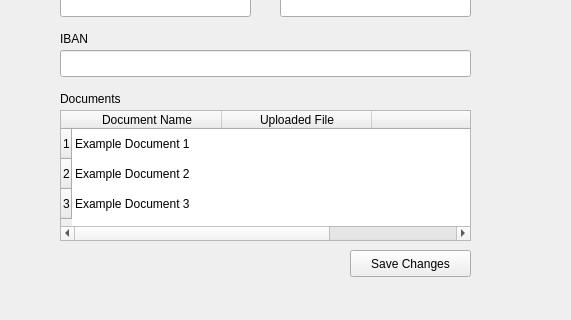
The window that ui/mainwindow.ui (Jumba/decentralized-mortgage-market) describes before a commit, drawn with Qt 5; both pictures show x 0 to 571 and y 380 to 700 of the 855 by 700 pixel window.
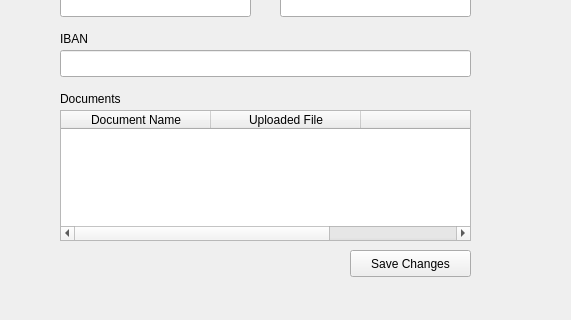
The same window after the commit.

Commit message: The profile page allows to add files to the view by pressing the browse button for a specific document

What changed in the file:
```diff
--- a/ui/mainwindow.ui
+++ b/ui/mainwindow.ui
@@ -471,21 +471,6 @@
       <attribute name="verticalHeaderStretchLastSection">
        <bool>false</bool>
       </attribute>
-      <row>
-       <property name="text">
-        <string>1</string>
-       </property>
-      </row>
-      <row>
-       <property name="text">
-        <string>2</string>
-       </property>
-      </row>
-      <row>
-       <property name="text">
-        <string>3</string>
-       </property>
-      </row>
       <column>
        <property name="text">
         <string>Document Name</string>
@@ -501,26 +486,6 @@
         <string/>
        </property>
       </column>
-      <item row="0" column="0">
-       <property name="text">
-        <string>Example Document 1</string>
-       </property>
-      </item>
-      <item row="0" column="2">
-       <property name="text">
-        <string/>
-       </property>
-      </item>
-      <item row="1" column="0">
-       <property name="text">
-        <string>Example Document 2</string>
-       </property>
-      </item>
-      <item row="2" column="0">
-       <property name="text">
-        <string>Example Document 3</string>
-       </property>
-      </item>
      </widget>
     </widget>
     <widget class="QWidget" name="bplr_page">
```
Left out of the diff: 10 changed lines with no effect on the pictures. The commit also changes 2 other files.
